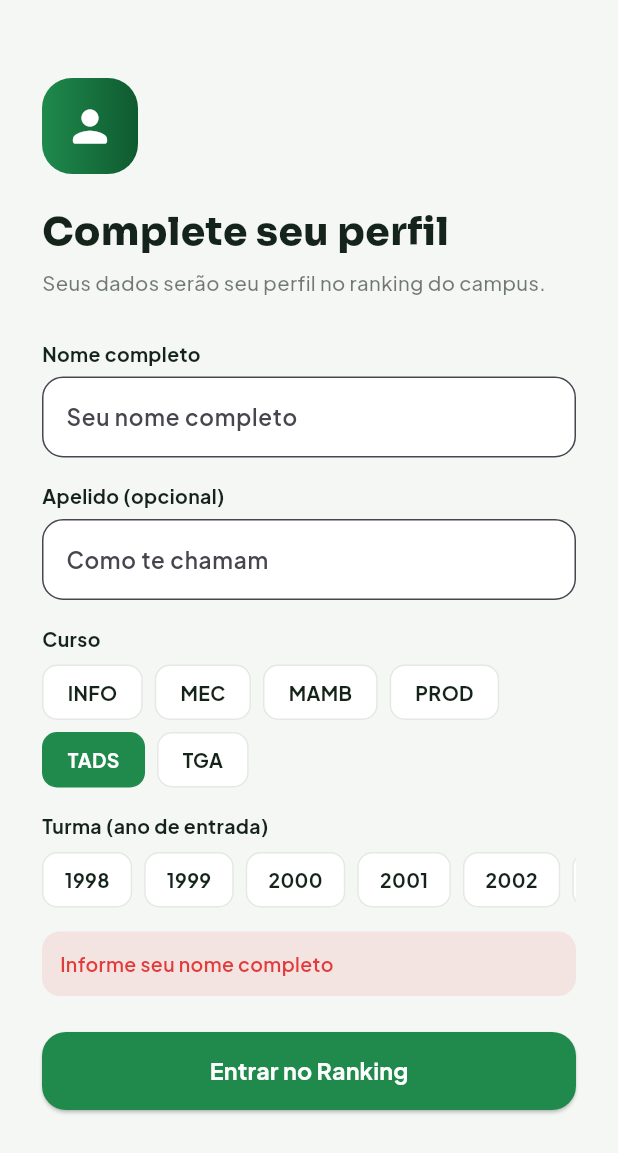
After one commit to yoshimidevz/piramidgameifpr, a Flutter app: the CompletarPerfilScreen screen opened by its route, after a tap on "Entrar no Ranking", on a phone screen of 412 x 824 dp. The commit adds this screen. Shown: the top 1153 px of the screen. Run offline on Flutter 3.47's test engine with Material 3 defaults, Android fonts, the phone set to English and light mode, and no system bars; our stand-ins replace cloud_firestore, dio, firebase_auth, firebase_core, go_router, google_fonts and 2 more; accounts and stored records are empty; network calls fail.

Commit message:
feat: add Completar Perfil feature with Firestore integration and user profile management

```diff
--- a/lib/core/di/injection_container.dart
+++ b/lib/core/di/injection_container.dart
@@ -25,6 +25,7 @@
   import '../../features/auth/data/repositories/auth_repository_impl.dart';
   import '../../features/auth/facade/auth_facade.dart';
   import '../../features/auth/presentation/viewmodels/auth_viewmodel.dart';
+  import '../../features/auth/data/services/firestore_usuario_service.dart';
   import '../../features/avaliacao/data/services/firestore_avaliacao_service.dart';
   import '../../features/avaliacao/data/repositories/avaliacao_repository_impl.dart';
   import '../../features/avaliacao/domain/usecases/salvar_avaliacao_usecase.dart';
@@ -58,6 +59,7 @@
     late final AvaliacaoFacade avaliacaoFacade;
     late final AvaliacaoViewModel avaliacaoViewModel;
     late final RankingPessoalViewModel rankingPessoalViewModel;
+    late final FirestoreUsuarioService firestoreUsuarioService;
 
     bool _initialized = false;
 
@@ -67,6 +69,7 @@
       await SharedPreferences.getInstance();
 
       _storageHelper = LocalStorageHelper();
+      firestoreUsuarioService = FirestoreUsuarioService();
 
       // Student — Firestore
       final firestoreStudentService = FirestoreStudentService();
--- a/lib/core/router/app_router.dart
+++ b/lib/core/router/app_router.dart
@@ -9,6 +9,7 @@ import '../../features/about/presentation/screens/about_screen.dart';
 import '../../features/auth/presentation/screens/login_screen.dart';
 import '../../features/avaliacao/presentation/screens/avaliacao_screen.dart';
 import '../../features/avaliacao/presentation/screens/ranking_pessoal_screen.dart';
+import '../../features/auth/presentation/screens/completar_perfil_screen.dart';
 import 'app_shell.dart';
 
 class AppRouter {
@@ -26,6 +27,10 @@ class AppRouter {
       GoRoute(
         path: '/login',
         builder: (context, state) => const LoginScreen(),
+      ),
+      GoRoute(
+        path: '/completar-perfil',
+        builder: (context, state) => const CompletarPerfilScreen(),
       ),
       StatefulShellRoute.indexedStack(
         builder: (context, state, navigationShell) {
--- a/lib/features/auth/data/services/auth_service.dart
+++ b/lib/features/auth/data/services/auth_service.dart
@@ -30,15 +30,16 @@ class AuthService {
     }
   }
 
-    Future<Result<User>> loginWithGoogle() async {
+  Future<Result<User>> loginWithGoogle() async {
     try {
       final provider = GoogleAuthProvider();
+      provider.setCustomParameters({'prompt': 'select_account'});
       final result = await _auth.signInWithPopup(provider);
       return Result.success(result.user!);
     } on FirebaseAuthException catch (e) {
       return Result.failure(Failure(_friendlyError(e.code)));
     } catch (e) {
-      return Result.failure(Failure('Erro ao entrar com Google'));
+      return Result.failure(Failure('Erro ao entrar com Google: $e'));
     }
   }
 
--- /dev/null
+++ b/lib/features/auth/data/services/firestore_usuario_service.dart
@@ -0,0 +1,52 @@
+import 'package:cloud_firestore/cloud_firestore.dart';
+import '../../../../core/result/result.dart';
+import '../../domain/entities/usuario.dart';
+
+class FirestoreUsuarioService {
+  final FirebaseFirestore _db = FirebaseFirestore.instance;
+
+  CollectionReference get _usuarios => _db.collection('usuarios');
+
+  Future<Result<Usuario?>> buscarPorUid(String uid) async {
+    try {
+      final doc = await _usuarios.doc(uid).get();
+      if (!doc.exists) return const Result.success(null);
+      final data = doc.data() as Map<String, dynamic>;
+      return Result.success(Usuario(
+        uid: uid,
+        nome: data['nome'] as String,
+        email: data['email'] as String,
+        fotoUrl: data['fotoUrl'] as String?,
+        curso: data['curso'] as String,
+        turma: data['turma'] as int,
+        pessoaId: data['pessoaId'] as String?,
+      ));
+    } catch (e) {
+      return Result.failure(Failure('Erro ao buscar usuário: $e'));
+    }
+  }
+
+  Future<Result<void>> salvar(Usuario usuario) async {
+    try {
+      await _usuarios.doc(usuario.uid).set({
+        'nome': usuario.nome,
+        'email': usuario.email,
+        'fotoUrl': usuario.fotoUrl,
+        'curso': usuario.curso,
+        'turma': usuario.turma,
+        'pessoaId': usuario.pessoaId,
+      });
+      return const Result.success(null);
+    } catch (e) {
+      return Result.failure(Failure('Erro ao salvar usuário: $e'));
+    }
+  }
+
+  Future<bool> perfilCompleto(String uid) async {
+    final result = await buscarPorUid(uid);
+    return result.when(
+      onSuccess: (usuario) => usuario != null,
+      onFailure: (_) => false,
+    );
+  }
+}
--- /dev/null
+++ b/lib/features/auth/domain/entities/usuario.dart
@@ -0,0 +1,19 @@
+class Usuario {
+  final String uid;
+  final String nome;
+  final String email;
+  final String? fotoUrl;
+  final String curso;
+  final int turma;
+  final String? pessoaId; // id da pessoa vinculada no ranking
+
+  const Usuario({
+    required this.uid,
+    required this.nome,
+    required this.email,
+    this.fotoUrl,
+    required this.curso,
+    required this.turma,
+    this.pessoaId,
+  });
+}
--- /dev/null
+++ b/lib/features/auth/presentation/screens/completar_perfil_screen.dart
@@ -0,0 +1,311 @@
+import 'package:flutter/material.dart';
+import 'package:go_router/go_router.dart';
+import '../../../../../core/di/injection_container.dart';
+import '../../../../../core/theme/app_colors.dart';
+import '../../../../../core/theme/app_text_styles.dart';
+import '../../../student/domain/entities/popularity_criteria.dart';
+import '../../../student/domain/entities/student.dart';
+import '../../domain/entities/usuario.dart';
+import '../../data/services/firestore_usuario_service.dart';
+
+
+class CompletarPerfilScreen extends StatefulWidget {
+  const CompletarPerfilScreen({super.key});
+
+  @override
+  State<CompletarPerfilScreen> createState() => _CompletarPerfilScreenState();
+}
+
+class _CompletarPerfilScreenState extends State<CompletarPerfilScreen> {
+  final _nomeController = TextEditingController();
+  final _apelidoController = TextEditingController();
+  Course _curso = Course.tads;
+  int _turma = 2024;
+  bool _isLoading = false;
+  String? _errorMessage;
+
+  @override
+  void initState() {
+    super.initState();
+    // Pre-preenche o nome com o nome do Google/Auth se disponivel
+    final user = InjectionContainer.instance.authViewModel.currentUser.value;
+    if (user != null && user.name.isNotEmpty) {
+      _nomeController.text = user.name;
+    }
+  }
+
+  @override
+  void dispose() {
+    _nomeController.dispose();
+    _apelidoController.dispose();
+    super.dispose();
+  }
+
+  Future<void> _salvar() async {
+    final nome = _nomeController.text.trim();
+    final apelido = _apelidoController.text.trim();
+
+    if (nome.isEmpty) {
+      setState(() => _errorMessage = 'Informe seu nome completo');
+      return;
+    }
+
+    setState(() {
+      _isLoading = true;
+      _errorMessage = null;
+    });
+
+    final uid = InjectionContainer.instance.authViewModel.currentUser.value?.uid;
+    final email = InjectionContainer.instance.authViewModel.currentUser.value?.email;
+    final fotoUrl = InjectionContainer.instance.authViewModel.currentUser.value?.photoUrl;
+    late final FirestoreUsuarioService firestoreUsuarioService;
+
+    if (uid == null) return;
+
+    // Cria a pessoa no ranking
+    final pessoaId = '${uid}_pessoa';
+    final student = Student(
+      id: pessoaId,
+      name: nome,
+      nickname: apelido,
+      course: _curso,
+      classYear: _turma,
+      birthDate: DateTime(2000), // data generica, pode ser editada depois
+      criteriaScores: {
+        for (final c in CriteriaType.values) c: 1.0
+      },
+      criadoPor: uid,
+    );
+
+    final studentResult = await InjectionContainer.instance.studentFacade.createStudent(student);
+
+    if (studentResult.isFailure) {
+      studentResult.when(
+        onSuccess: (_) {},
+        onFailure: (failure) => print('DEBUG: erro = ${failure.message}'),
+      );
+      setState(() {
+        _isLoading = false;
+        _errorMessage = 'Erro ao criar perfil no ranking';
+      });
+      return;
+    }
+
+    if (!mounted) return;
+
+    if (studentResult.isFailure) {
+      print('DEBUG: erro = ${studentResult}');
+      setState(() {
+        _isLoading = false;
+        _errorMessage = 'Erro ao criar perfil no ranking';
+      });
+      return;
+    }
+
+    // Salva o usuario no Firestore com vinculo a pessoa
+    final usuario = Usuario(
+      uid: uid,
+      nome: nome,
+      email: email ?? '',
+      fotoUrl: fotoUrl,
+      curso: _curso.name,
+      turma: _turma,
+      pessoaId: pessoaId,
+    );
+
+    firestoreUsuarioService = FirestoreUsuarioService();
+    await firestoreUsuarioService.salvar(usuario);
+
+    if (!mounted) return;
+
+    await InjectionContainer.instance.rankingViewModel.refresh();
+    context.go('/inicio');
+  }
+
+  @override
+  Widget build(BuildContext context) {
+    final theme = Theme.of(context);
+
+    return Scaffold(
+      body: SafeArea(
+        child: SingleChildScrollView(
+          padding: const EdgeInsets.all(28),
+          child: Column(
+            crossAxisAlignment: CrossAxisAlignment.start,
+            children: [
+              const SizedBox(height: 24),
+              Container(
+                width: 64,
+                height: 64,
+                decoration: BoxDecoration(
+                  gradient: const LinearGradient(
+                    colors: [AppColors.green, AppColors.greenDeep],
+                  ),
+                  borderRadius: BorderRadius.circular(20),
+                ),
+                child: const Icon(Icons.person_rounded, color: Colors.white, size: 34),
+              ),
+              const SizedBox(height: 20),
+              Text(
+                'Complete seu perfil',
+                style: AppTextStyles.sora(fontSize: 26, fontWeight: FontWeight.w800),
+              ),
+              const SizedBox(height: 6),
+              Text(
+                'Seus dados serão seu perfil no ranking do campus.',
+                style: AppTextStyles.jakarta(
+                  fontSize: 13.5, fontWeight: FontWeight.w500,
+                  color: theme.colorScheme.onSurface.withOpacity(.6),
+                ),
+              ),
+              const SizedBox(height: 28),
+
+              // Nome
+              Text('Nome completo', style: AppTextStyles.jakarta(fontSize: 13, fontWeight: FontWeight.w700)),
+              const SizedBox(height: 6),
+              TextField(
+                controller: _nomeController,
+                style: AppTextStyles.jakarta(fontSize: 15, fontWeight: FontWeight.w600),
+                decoration: InputDecoration(
+                  hintText: 'Seu nome completo',
+                  filled: true,
+                  fillColor: theme.colorScheme.surface,
+                  border: OutlineInputBorder(borderRadius: BorderRadius.circular(14)),
+                ),
+              ),
+              const SizedBox(height: 16),
+
+              // Apelido
+              Text('Apelido (opcional)', style: AppTextStyles.jakarta(fontSize: 13, fontWeight: FontWeight.w700)),
+              const SizedBox(height: 6),
+              TextField(
+                controller: _apelidoController,
+                style: AppTextStyles.jakarta(fontSize: 15, fontWeight: FontWeight.w600),
+                decoration: InputDecoration(
+                  hintText: 'Como te chamam',
+                  filled: true,
+                  fillColor: theme.colorScheme.surface,
+                  border: OutlineInputBorder(borderRadius: BorderRadius.circular(14)),
+                ),
+              ),
+              const SizedBox(height: 16),
+
+              // Curso
+              Text('Curso', style: AppTextStyles.jakarta(fontSize: 13, fontWeight: FontWeight.w700)),
+              const SizedBox(height: 8),
+              Wrap(
+                spacing: 8,
+                runSpacing: 8,
+                children: Course.values.map((c) {
+                  final selected = _curso == c;
+                  return GestureDetector(
+                    onTap: () => setState(() => _curso = c),
+                    child: Container(
+                      padding: const EdgeInsets.symmetric(horizontal: 16, vertical: 8),
+                      decoration: BoxDecoration(
+                        color: selected ? AppColors.green : theme.colorScheme.surface,
+                        borderRadius: BorderRadius.circular(10),
+                        border: Border.all(
+                          color: selected ? AppColors.green : theme.dividerColor,
+                        ),
+                      ),
+                      child: Text(
+                        c.label,
+                        style: AppTextStyles.jakarta(
+                          fontSize: 13, fontWeight: FontWeight.w700,
+                          color: selected ? Colors.white : theme.colorScheme.onSurface,
+                        ),
+                      ),
+                    ),
+                  );
+                }).toList(),
+              ),
+              const SizedBox(height: 16),
+
+              // Turma/Ano
+              Text('Turma (ano de entrada)', style: AppTextStyles.jakarta(fontSize: 13, fontWeight: FontWeight.w700)),
+              const SizedBox(height: 8),
+              SingleChildScrollView(
+                scrollDirection: Axis.horizontal,
+                child: Row(
+                  children: List.generate(
+                    2026 - 1998 + 1,
+                    (i) {
+                      final ano = 1998 + i;
+                      final selected = _turma == ano;
+                      return GestureDetector(
+                        onTap: () => setState(() => _turma = ano),
+                        child: Container(
+                          margin: const EdgeInsets.only(right: 8),
+                          padding: const EdgeInsets.symmetric(horizontal: 14, vertical: 8),
+                          decoration: BoxDecoration(
+                            color: selected ? AppColors.green : theme.colorScheme.surface,
+                            borderRadius: BorderRadius.circular(10),
+                            border: Border.all(
+                              color: selected ? AppColors.green : theme.dividerColor,
+                            ),
+                          ),
+                          child: Text(
+                            '$ano',
+                            style: AppTextStyles.jakarta(
+                              fontSize: 13, fontWeight: FontWeight.w700,
+                              color: selected ? Colors.white : theme.colorScheme.onSurface,
+                            ),
+                          ),
+                        ),
+                      );
+                    },
+                  ),
+                ),
+              ),
+              const SizedBox(height: 16),
+
+              if (_errorMessage != null)
+                Container(
+                  width: double.infinity,
+                  padding: const EdgeInsets.all(12),
+                  decoration: BoxDecoration(
+                    color: AppColors.red.withOpacity(.1),
+                    borderRadius: BorderRadius.circular(12),
+                  ),
+                  child: Text(
+                    _errorMessage!,
+                    style: AppTextStyles.jakarta(
+                      fontSize: 13, fontWeight: FontWeight.w600,
+                      color: AppColors.red,
+                    ),
+                  ),
+                ),
+
+              const SizedBox(height: 24),
+
+              SizedBox(
+                width: double.infinity,
+                height: 52,
+                child: ElevatedButton(
+                  onPressed: _isLoading ? null : _salvar,
+                  style: ElevatedButton.styleFrom(
+                    backgroundColor: AppColors.green,
+                    foregroundColor: Colors.white,
+                    shape: RoundedRectangleBorder(
+                      borderRadius: BorderRadius.circular(16),
+                    ),
+                  ),
+                  child: _isLoading
+                      ? const SizedBox(
+                          width: 22, height: 22,
+                          child: CircularProgressIndicator(strokeWidth: 2.4, color: Colors.white),
+                        )
+                      : Text(
+                          'Entrar no Ranking',
+                          style: AppTextStyles.jakarta(fontSize: 15.5, fontWeight: FontWeight.w700),
+                        ),
+                ),
+              ),
+            ],
+          ),
+        ),
+      ),
+    );
+  }
+}
--- a/lib/features/student/data/services/firestore_student_service.dart
+++ b/lib/features/student/data/services/firestore_student_service.dart
@@ -72,6 +72,7 @@ class FirestoreStudentService {
       'curso': student.course.name,
       'turma': student.classYear,
       'dataNascimento': student.birthDate.toIso8601String(),
+      'criadoPor': student.criadoPor,
     };
   }
 
@@ -88,6 +89,7 @@ class FirestoreStudentService {
         criteriaScores: {
           for (final c in CriteriaType.values) c: 0.0
         },
+        criadoPor: data['criadoPor'] as String?,
       );
     } catch (e) {
       return null;
--- a/lib/features/student/domain/entities/student.dart
+++ b/lib/features/student/domain/entities/student.dart
@@ -1,7 +1,6 @@
 import 'popularity_criteria.dart';
 import 'student_tier.dart';
 
-// Cursos disponíveis no campus, conforme especificação.
 enum Course { info, mec, mamb, prod, tads, tga }
 
 extension CourseLabel on Course {
@@ -23,7 +22,6 @@ extension CourseLabel on Course {
   }
 }
 
-// Entidade de domínio. Sem dependência de Flutter, JSON ou SharedPreferences.
 class Student {
   final String id;
   final String name;
@@ -32,6 +30,7 @@ class Student {
   final int classYear;
   final DateTime birthDate;
   final Map<CriteriaType, double> criteriaScores;
+  final String? criadoPor; // uid do usuario que cadastrou essa pessoa
 
   const Student({
     required this.id,
@@ -41,15 +40,17 @@ class Student {
     required this.classYear,
     required this.birthDate,
     required this.criteriaScores,
+    this.criadoPor,
   });
 
-  // Soma das notas dos 15 critérios = Nível Lenda.
   double get totalScore {
     return criteriaScores.values.fold(0.0, (sum, score) => sum + score);
   }
 
-  // Classificação (Novato/Popular/Ídolo/Lenda) com base no totalScore.
   StudentTier get tier => StudentTierInfo.fromScore(totalScore);
+
+  // Retorna true se o uid passado for o mesmo que cadastrou essa pessoa
+  bool isCriadoPor(String uid) => criadoPor == uid;
 
   Student copyWith({
     String? id,
@@ -59,6 +60,7 @@ class Student {
     int? classYear,
     DateTime? birthDate,
     Map<CriteriaType, double>? criteriaScores,
+    String? criadoPor,
   }) {
     return Student(
       id: id ?? this.id,
@@ -68,6 +70,7 @@ class Student {
       classYear: classYear ?? this.classYear,
       birthDate: birthDate ?? this.birthDate,
       criteriaScores: criteriaScores ?? this.criteriaScores,
+      criadoPor: criadoPor ?? this.criadoPor,
     );
   }
 }
--- a/lib/features/student/presentation/screens/student_form/student_form_screen.dart
+++ b/lib/features/student/presentation/screens/student_form/student_form_screen.dart
@@ -46,8 +46,8 @@ class _StudentFormScreenState extends State<StudentFormScreen> {
   }
 
   Future<void> _handleSave(BuildContext context) async {
-    await _viewModel.save();
-
+    final uid = InjectionContainer.instance.authViewModel.currentUser.value?.uid;
+    await _viewModel.save(criadoPor: uid);
     if (!context.mounted) return;
 
     final state = _viewModel.saveCommand.state.value;
--- a/lib/features/student/presentation/viewmodels/student_form_viewmodel.dart
+++ b/lib/features/student/presentation/viewmodels/student_form_viewmodel.dart
@@ -79,7 +79,7 @@ class StudentFormViewModel {
     );
   }
 
-  Future<void> save() async {
+    Future<void> save({String? criadoPor}) async {
     if (!isComplete.value) return;
     final student = Student(
       id: editingStudentId ?? '',
@@ -91,8 +91,8 @@ class StudentFormViewModel {
       criteriaScores: {
         for (final entry in criteriaScores.entries) entry.key: entry.value.value,
       },
+      criadoPor: criadoPor,
     );
-
     await saveCommand.execute(student);
   }
 
```
Also changed, not shown: lib/features/auth/presentation/screens/login_screen.dart (+38 -0 lines), lib/features/splash/presentation/screens/splash_screen.dart (+23 -4 lines), lib/features/student/presentation/screens/student_detail/student_detail_screen.dart (+22 -10 lines).
